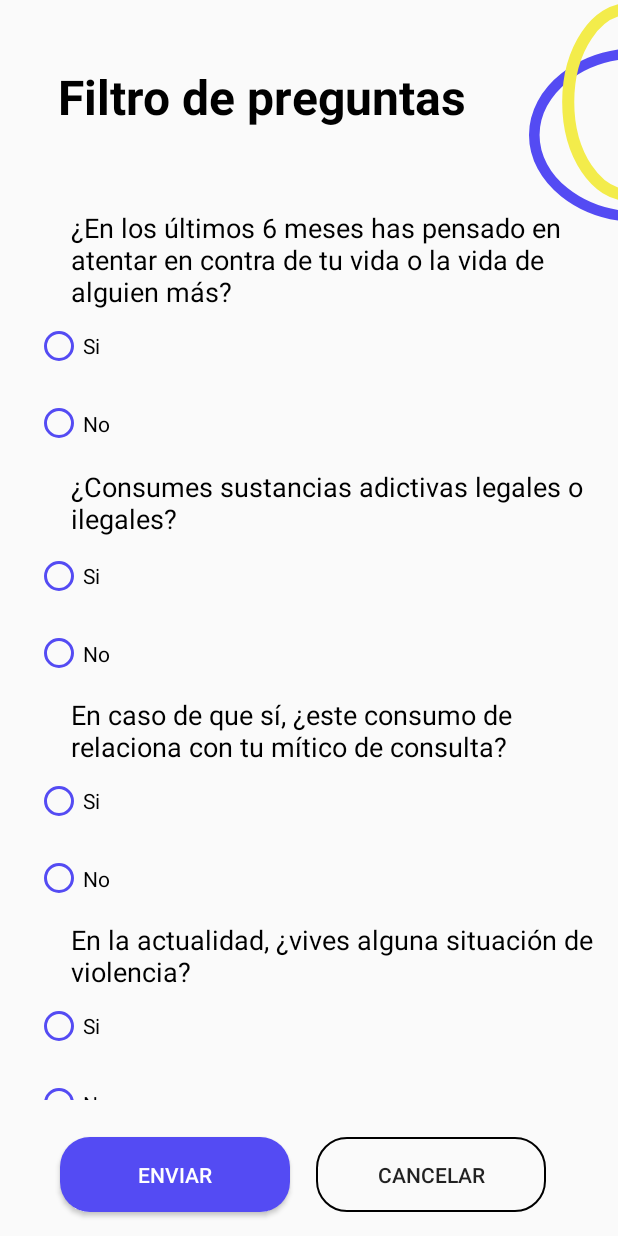
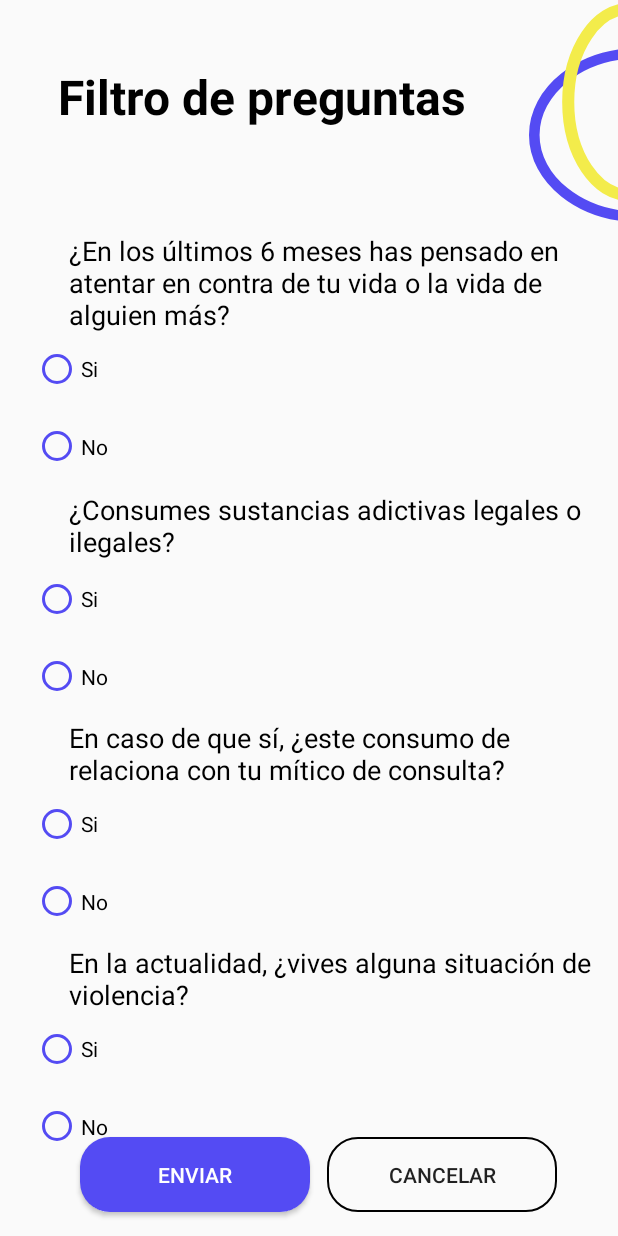
Before and after one commit to dayanescamilla/XCL_AgendaMedica, an Android app: the layout activity_filtro_reguntas.xml on its own in the app's theme, with its tools: preview values and no code run, on a phone screen of 412 x 824 dp. Run offline under Robolectric (Android 15) with nearby library versions, the phone set to English and light mode, and no system bars.

Commit message:
modulo filtro de preguntas

```diff
--- a/app/src/main/res/layout/activity_filtro_reguntas.xml
+++ b/app/src/main/res/layout/activity_filtro_reguntas.xml
@@ -38,17 +38,17 @@
 
     <ScrollView
         android:id="@+id/scrollView2"
-        android:layout_width="412dp"
-        android:layout_height="594dp"
+        android:layout_width="411dp"
+        android:layout_height="624dp"
         android:layout_marginStart="24dp"
         android:layout_marginEnd="24dp"
         android:layout_marginBottom="45dp"
         app:layout_constraintBottom_toBottomOf="parent"
         app:layout_constraintEnd_toEndOf="parent"
-        app:layout_constraintHorizontal_bias="0.026"
+        app:layout_constraintHorizontal_bias="0.052"
         app:layout_constraintStart_toStartOf="parent"
         app:layout_constraintTop_toBottomOf="@+id/id_m9_tit1"
-        app:layout_constraintVertical_bias="0.543">
+        app:layout_constraintVertical_bias="1.0">
 
         <LinearLayout
             android:layout_width="match_parent"
@@ -289,7 +289,7 @@
         android:textColor="#FFFFFF"
         app:layout_constraintBottom_toBottomOf="parent"
         app:layout_constraintEnd_toEndOf="parent"
-        app:layout_constraintHorizontal_bias="0.069"
+        app:layout_constraintHorizontal_bias="0.125"
         app:layout_constraintStart_toStartOf="parent" />
 
     <Button
```
